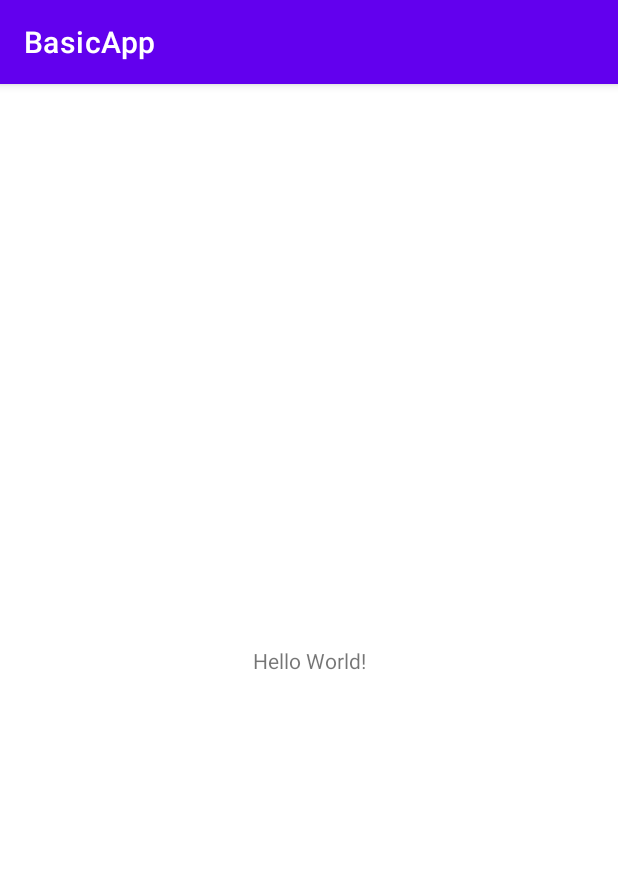
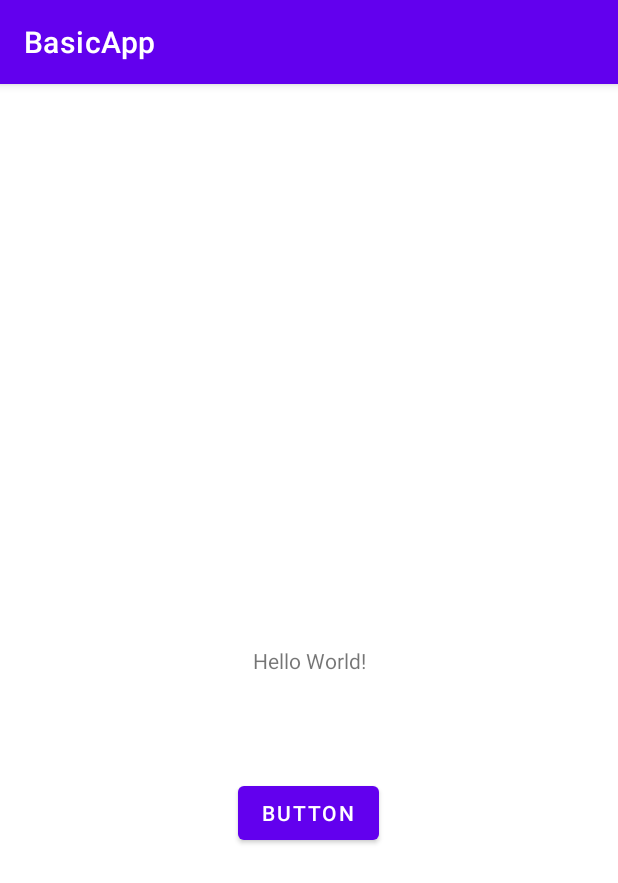
Before and after one commit to taehwan1-6/KotlinApp_my, an Android app: the screen it shows after launch (MainActivity), on a phone screen of 412 x 824 dp. Shown: the top 883 px of the screen. Run offline under Robolectric (Android 15) with nearby library versions, the phone set to English and light mode, and no system bars.

Commit message:
1. UI Hello 수정 및 코드로 접근 2. 안드로이드 스튜디오에서 코틀린 코드 작성시작 (모듈추가)

```diff
--- a/BasicApp/app/build.gradle
+++ b/BasicApp/app/build.gradle
@@ -1,6 +1,7 @@
 plugins {
     id 'com.android.application'
     id 'kotlin-android'
+    id 'kotlin-android-extensions'
 }
 
 android {
--- a/BasicApp/app/src/main/java/com/oz10/basicapp/MainActivity.kt
+++ b/BasicApp/app/src/main/java/com/oz10/basicapp/MainActivity.kt
@@ -2,10 +2,16 @@ package com.oz10.basicapp
 
 import androidx.appcompat.app.AppCompatActivity
 import android.os.Bundle
+import android.view.View
+import kotlinx.android.synthetic.main.activity_main.*
 
 class MainActivity : AppCompatActivity() {
     override fun onCreate(savedInstanceState: Bundle?) {
         super.onCreate(savedInstanceState)
         setContentView(R.layout.activity_main)
     }
+
+    fun helloButton(view: View) {
+        tvHello.text = "식사 잘 하셨나요"
+    }
 }
--- a/BasicApp/app/src/main/res/layout/activity_main.xml
+++ b/BasicApp/app/src/main/res/layout/activity_main.xml
@@ -7,6 +7,7 @@
     tools:context=".MainActivity">
 
     <TextView
+        android:id="@+id/tvHello"
         android:layout_width="wrap_content"
         android:layout_height="wrap_content"
         android:text="Hello World!"
@@ -15,4 +16,17 @@
         app:layout_constraintRight_toRightOf="parent"
         app:layout_constraintTop_toTopOf="parent" />
 
+    <Button
+        android:id="@+id/btnSend"
+        android:layout_width="wrap_content"
+        android:layout_height="wrap_content"
+        android:layout_marginTop="68dp"
+        android:onClick="helloButton"
+        android:text="Button"
+        app:layout_constraintEnd_toEndOf="parent"
+        app:layout_constraintHorizontal_bias="0.498"
+        app:layout_constraintStart_toStartOf="parent"
+        app:layout_constraintTop_toBottomOf="@+id/tvHello" />
+
+
 </androidx.constraintlayout.widget.ConstraintLayout>
--- a/BasicApp/settings.gradle
+++ b/BasicApp/settings.gradle
@@ -8,3 +8,4 @@ dependencyResolutionManagement {
 }
 rootProject.name = "BasicApp"
 include ':app'
+include ':lib'
```
Also changed, not shown: BasicApp/lib/build.gradle (added, +9 -0 lines), BasicApp/lib/src/main/java/com/oz10/lib/MyClass.kt (added, +10 -0 lines), 1 other file.
